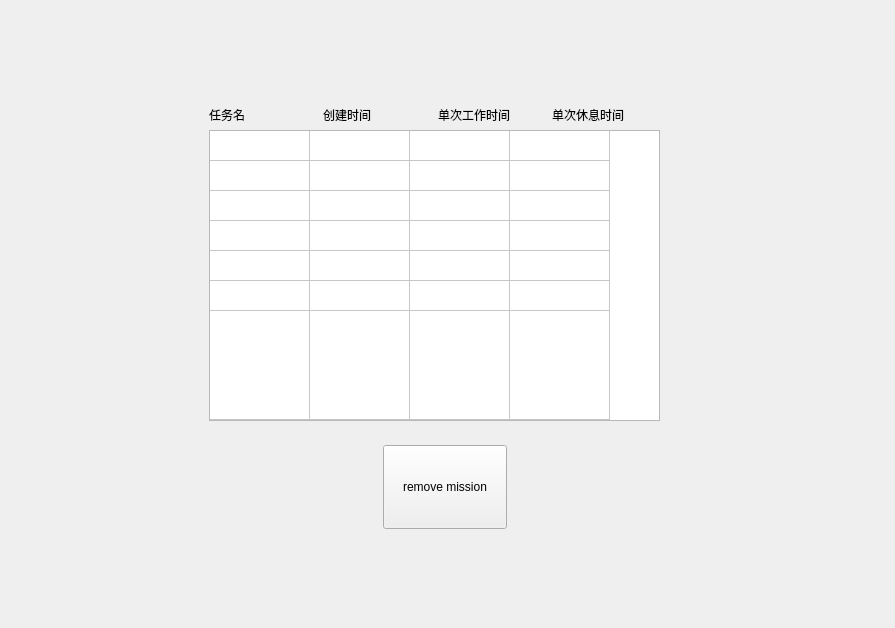
First picture: the form in TomClock_QtCreator/screenUi/missionlistwindow.ui, repository MeoRinLime/TomClock, before the edit.
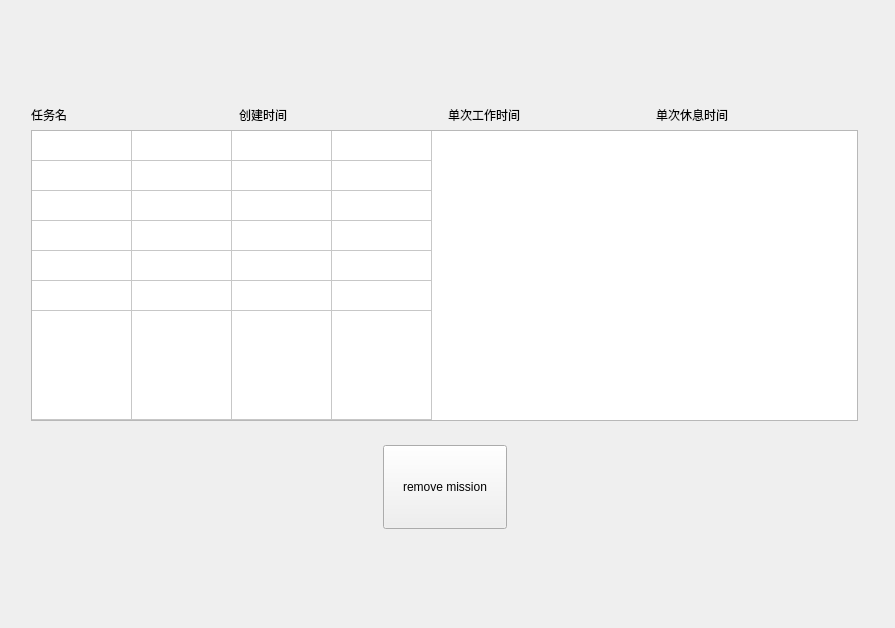
Second picture: the form after the edit.

The edit to the form file:
```diff
--- a/TomClock_QtCreator/screenUi/missionlistwindow.ui
+++ b/TomClock_QtCreator/screenUi/missionlistwindow.ui
@@ -72,9 +72,12 @@
          <property name="orientation">
           <enum>Qt::Horizontal</enum>
          </property>
+         <property name="sizeType">
+          <enum>QSizePolicy::Fixed</enum>
+         </property>
          <property name="sizeHint" stdset="0">
           <size>
-           <width>208</width>
+           <width>20</width>
            <height>20</height>
           </size>
          </property>
@@ -268,9 +271,12 @@
          <property name="orientation">
           <enum>Qt::Horizontal</enum>
          </property>
+         <property name="sizeType">
+          <enum>QSizePolicy::Fixed</enum>
+         </property>
          <property name="sizeHint" stdset="0">
           <size>
-           <width>228</width>
+           <width>20</width>
            <height>20</height>
           </size>
          </property>
```
Left out of the diff: 6 changed lines with no effect on the pictures.
